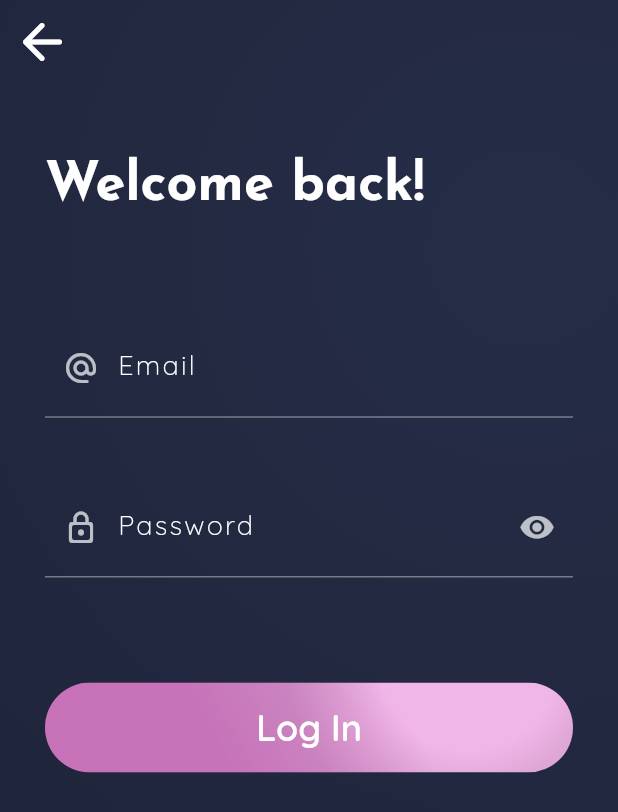
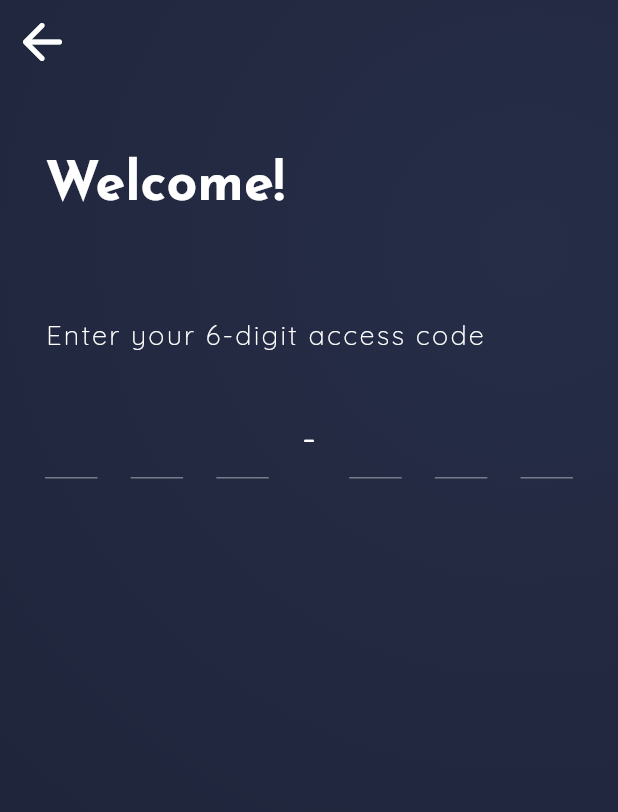
Before and after one commit to Totemi1324/Quantos, a Flutter app: the Flat screen opened directly, on a phone screen of 412 x 824 dp. Shown: the top 812 px of the screen. Run offline on Flutter 3.47's test engine with Material 2 defaults, Android fonts, the light colour scheme and no system bars; drawn by our look-alikes of auto_size_text; our stand-ins replace page_transition, rive; statements that could not run were skipped.

Commit message:
Add group access auth screen and form logic

```diff
--- a/lib/main.dart
+++ b/lib/main.dart
@@ -6,6 +6,7 @@ import 'screens/splash_screen.dart';
 import 'screens/auth/auth_home_screen.dart';
 import 'screens/auth/auth_signup_screen.dart';
 import 'screens/auth/auth_login_screen.dart';
+import 'screens/auth/auth_groupaccess_screen.dart';
 import 'screens/home_screen.dart';
 
 void main() {
@@ -61,6 +62,12 @@ class MyApp extends StatelessWidget {
         fontFamily: "Quicksand",
         fontSize: 22,
         fontWeight: FontWeight.w700,
+        color: Colors.white,
+      ),
+      bodyLarge: TextStyle(
+        // Standard body
+        fontFamily: "Quicksand",
+        fontSize: 24,
         color: Colors.white,
       ),
       bodyMedium: TextStyle(
@@ -131,6 +138,11 @@ class MyApp extends StatelessWidget {
               child: const AuthLogInScreen(),
               type: PageTransitionType.rightToLeft,
             );
+          case AuthGroupAccessScreen.routeName:
+            return PageTransition(
+              child: const AuthGroupAccessScreen(),
+              type: PageTransitionType.rightToLeft,
+            );
           default:
             return null;
         }
--- a/lib/screens/auth/auth_home_screen.dart
+++ b/lib/screens/auth/auth_home_screen.dart
@@ -2,6 +2,8 @@ import 'package:flutter/material.dart';
 import 'package:rive/rive.dart';
 
 import 'auth_signup_screen.dart';
+import 'auth_login_screen.dart';
+import 'auth_groupaccess_screen.dart';
 
 import '../base/flat.dart';
 import '../../widgets/button.dart';
@@ -70,13 +72,13 @@ class AuthHomeScreen extends StatelessWidget {
                 context,
                 description: "Already on board?",
                 buttonLabel: "Log In",
-                routeName: "/authenticate/log-in",
+                routeName: AuthLogInScreen.routeName,
               ),
               _buildAuthOption(
                 context,
                 description: "Part of a classroom or team?",
                 buttonLabel: "Enter Access Code",
-                routeName: "/authenticate/group-access",
+                routeName: AuthGroupAccessScreen.routeName,
               ),
             ],
           ),
--- /dev/null
+++ b/lib/widgets/forms/accesscode_form.dart
@@ -0,0 +1,110 @@
+import 'package:flutter/material.dart';
+import 'package:flutter/services.dart';
+
+class AccessCodeForm extends StatefulWidget {
+  const AccessCodeForm({super.key});
+
+  @override
+  State<AccessCodeForm> createState() => _AccessCodeFormState();
+}
+
+class _AccessCodeFormState extends State<AccessCodeForm> {
+  final _form = GlobalKey<FormState>();
+  final _nodes = List<FocusNode>.generate(6, (index) => FocusNode());
+
+  int _focusedFieldIndex = 0;
+
+  Widget _buildAutoFormField(
+    BuildContext buildContext, {
+    required int index,
+  }) {
+    return SizedBox(
+      width: 35,
+      child: TextFormField(
+        style: Theme.of(buildContext).textTheme.bodyLarge,
+        textAlign: TextAlign.center,
+        textCapitalization: TextCapitalization.characters,
+        inputFormatters: [
+          UpperCaseTextFormatter(),
+          LengthLimitingTextInputFormatter(1),
+        ],
+        autocorrect: false,
+        enableSuggestions: false,
+        focusNode: _nodes[index],
+        onChanged: (value) => _onFormFieldChange(
+          buildContext,
+          value,
+          index > 0 ? _nodes[index - 1] : null,
+          index < 5 ? _nodes[index + 1] : null,
+        ),
+      ),
+    );
+  }
+
+  void _onFormFieldChange(
+    BuildContext buildContext,
+    String newValue,
+    FocusNode? prev,
+    FocusNode? next,
+  ) {
+    if (next != null) {
+      if (newValue.isEmpty) {
+        FocusScope.of(context).requestFocus(prev);
+        setState(() {
+          _focusedFieldIndex--;
+        });
+      } else {
+        FocusScope.of(context).requestFocus(next);
+        setState(() {
+          _focusedFieldIndex++;
+        });
+      }
+    } else if (prev != null && newValue.isEmpty) {
+      FocusScope.of(context).requestFocus(prev);
+      setState(() {
+        _focusedFieldIndex--;
+      });
+    } else {
+      // Submit
+    }
+  }
+
+  @override
+  void dispose() {
+    _nodes.forEach((element) => element.dispose());
+    super.dispose();
+  }
+
+  @override
+  Widget build(BuildContext context) {
+    return Form(
+      key: _form,
+      child: Row(
+        mainAxisAlignment: MainAxisAlignment.spaceBetween,
+        children: [
+          _buildAutoFormField(context, index: 0),
+          _buildAutoFormField(context, index: 1),
+          _buildAutoFormField(context, index: 2),
+          Text(
+            "-",
+            style: Theme.of(context).textTheme.bodyLarge,
+          ),
+          _buildAutoFormField(context, index: 3),
+          _buildAutoFormField(context, index: 4),
+          _buildAutoFormField(context, index: 5),
+        ],
+      ),
+    );
+  }
+}
+
+class UpperCaseTextFormatter extends TextInputFormatter {
+  @override
+  TextEditingValue formatEditUpdate(
+      TextEditingValue oldValue, TextEditingValue newValue) {
+    return TextEditingValue(
+      text: newValue.text.toUpperCase(),
+      selection: newValue.selection,
+    );
+  }
+}
```
Also changed, not shown: lib/screens/auth/auth_groupaccess_screen.dart (added, +51 -0 lines).
